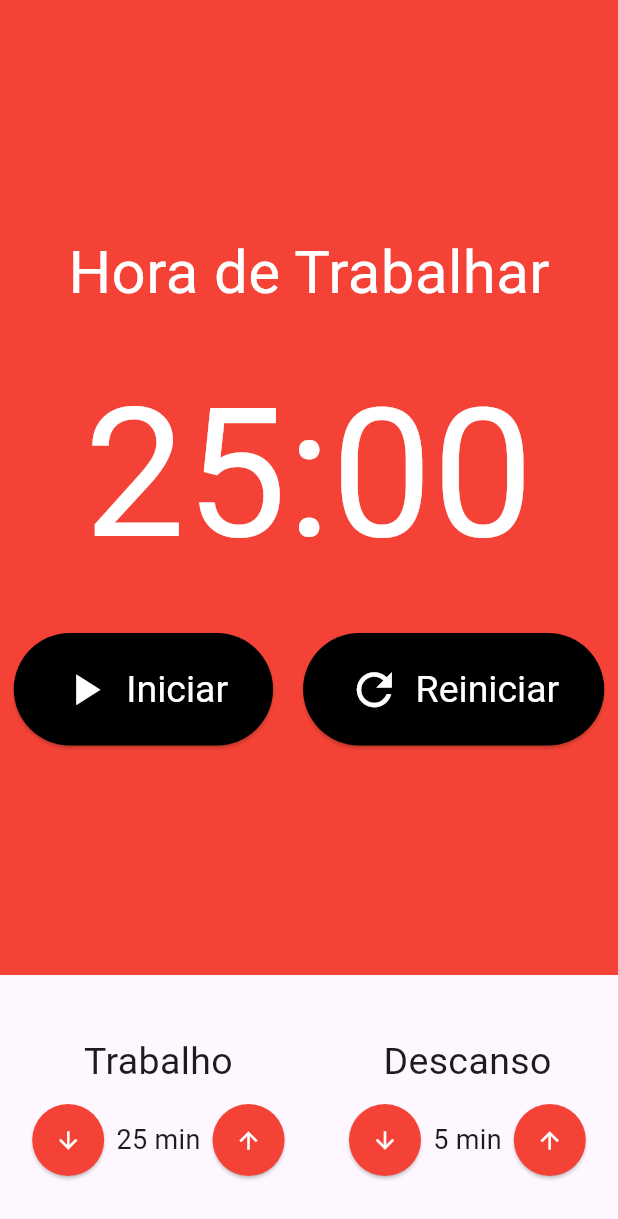
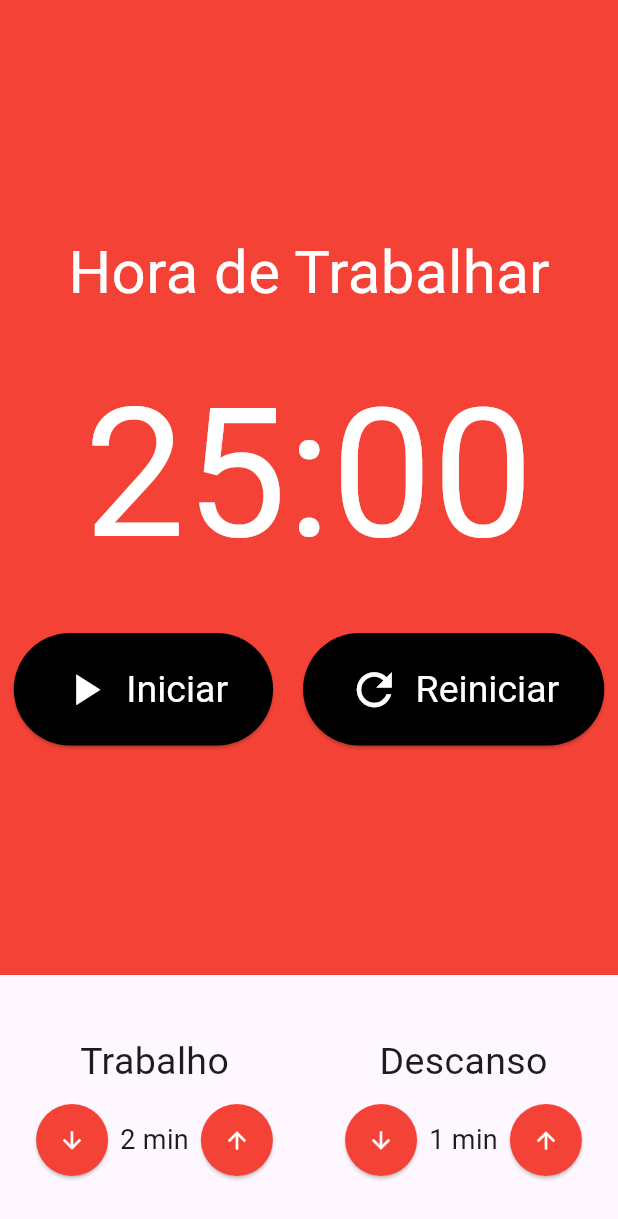
Before and after one commit to oJaciel/Pomodoro-App, a Flutter app: the screen it shows after launch, on a phone screen of 412 x 824 dp. Shown: the top 1219 px of the screen. Run offline on Flutter 3.47's test engine with Material 3 defaults, Android fonts, the phone set to English and light mode, and no system bars; our stand-ins replace flutter_mobx, mobx; generated files the repository leaves out were written again.

Commit message:
Modificando Tempo de Trabalho / Descanso
Criada store para lidar com os métodos e parâmetros.

Aplicados métodos de incremento e decremento nos botões.

```diff
--- a/lib/components/time_enter.dart
+++ b/lib/components/time_enter.dart
@@ -1,10 +1,18 @@
 import 'package:flutter/material.dart';
 
 class TimeEnter extends StatelessWidget {
-  const TimeEnter({super.key, required this.title, required this.value});
+  const TimeEnter({
+    super.key,
+    required this.title,
+    required this.value,
+    this.inc,
+    this.dec,
+  });
 
   final String title;
   final int value;
+  final void Function()? inc;
+  final void Function()? dec;
 
   @override
   Widget build(BuildContext context) {
@@ -17,7 +25,7 @@ class TimeEnter extends StatelessWidget {
           mainAxisAlignment: MainAxisAlignment.center,
           children: [
             ElevatedButton(
-              onPressed: () {},
+              onPressed: dec,
               style: ElevatedButton.styleFrom(
                 shape: CircleBorder(),
                 padding: EdgeInsets.all(15),
@@ -27,7 +35,7 @@ class TimeEnter extends StatelessWidget {
             ),
             Text('${value.toString()} min', style: TextStyle(fontSize: 18)),
             ElevatedButton(
-              onPressed: () {},
+              onPressed: inc,
               style: ElevatedButton.styleFrom(
                 shape: CircleBorder(),
                 padding: EdgeInsets.all(15),
--- a/lib/main.dart
+++ b/lib/main.dart
@@ -1,5 +1,7 @@
 import 'package:flutter/material.dart';
 import 'package:pomodoro/pages/pomodoro.dart';
+import 'package:pomodoro/store/pomodoro.store.dart';
+import 'package:provider/provider.dart';
 
 void main() {
   runApp(const MyApp());
@@ -10,13 +12,16 @@ class MyApp extends StatelessWidget {
 
   @override
   Widget build(BuildContext context) {
-    return MaterialApp(
-      title: 'Pomodoro',
-      debugShowCheckedModeBanner: false,
-      theme: ThemeData(
-        colorScheme: ColorScheme.fromSeed(seedColor: Colors.deepPurple),
+    return MultiProvider(
+      providers: [Provider<PomodoroStore>(create: (_) => PomodoroStore())],
+      child: MaterialApp(
+        title: 'Pomodoro',
+        debugShowCheckedModeBanner: false,
+        theme: ThemeData(
+          colorScheme: ColorScheme.fromSeed(seedColor: Colors.deepPurple),
+        ),
+        home: Pomodoro(),
       ),
-      home: Pomodoro(),
     );
   }
 }
--- a/lib/pages/pomodoro.dart
+++ b/lib/pages/pomodoro.dart
@@ -1,12 +1,17 @@
 import 'package:flutter/material.dart';
+import 'package:flutter_mobx/flutter_mobx.dart';
 import 'package:pomodoro/components/time_enter.dart';
 import 'package:pomodoro/components/timer.dart';
+import 'package:pomodoro/store/pomodoro.store.dart';
+import 'package:provider/provider.dart';
 
 class Pomodoro extends StatelessWidget {
   const Pomodoro({super.key});
 
   @override
   Widget build(BuildContext context) {
+    final store = Provider.of<PomodoroStore>(context);
+
     return Scaffold(
       body: Column(
         crossAxisAlignment: CrossAxisAlignment.stretch,
@@ -14,12 +19,24 @@ class Pomodoro extends StatelessWidget {
           Expanded(child: Timer()),
           Padding(
             padding: const EdgeInsets.symmetric(vertical: 40),
-            child: Row(
-              mainAxisAlignment: MainAxisAlignment.spaceAround,
-              children: [
-                TimeEnter(title: 'Trabalho', value: 25),
-                TimeEnter(title: 'Descanso', value: 5),
-              ],
+            child: Observer(
+              builder: (_) => Row(
+                mainAxisAlignment: MainAxisAlignment.spaceAround,
+                children: [
+                  TimeEnter(
+                    title: 'Trabalho',
+                    value: store.workTime,
+                    dec: store.decreaseWorkTime,
+                    inc: store.incrementWorkTime,
+                  ),
+                  TimeEnter(
+                    title: 'Descanso',
+                    value: store.restTime,
+                    dec: store.decreaseRestTime,
+                    inc: store.incrementRestTime,
+                  ),
+                ],
+              ),
             ),
           ),
         ],
```
Also changed, not shown: lib/store/pomodoro.store.dart (added, +33 -0 lines), lib/store/pomodoro.store.g.dart (added).
